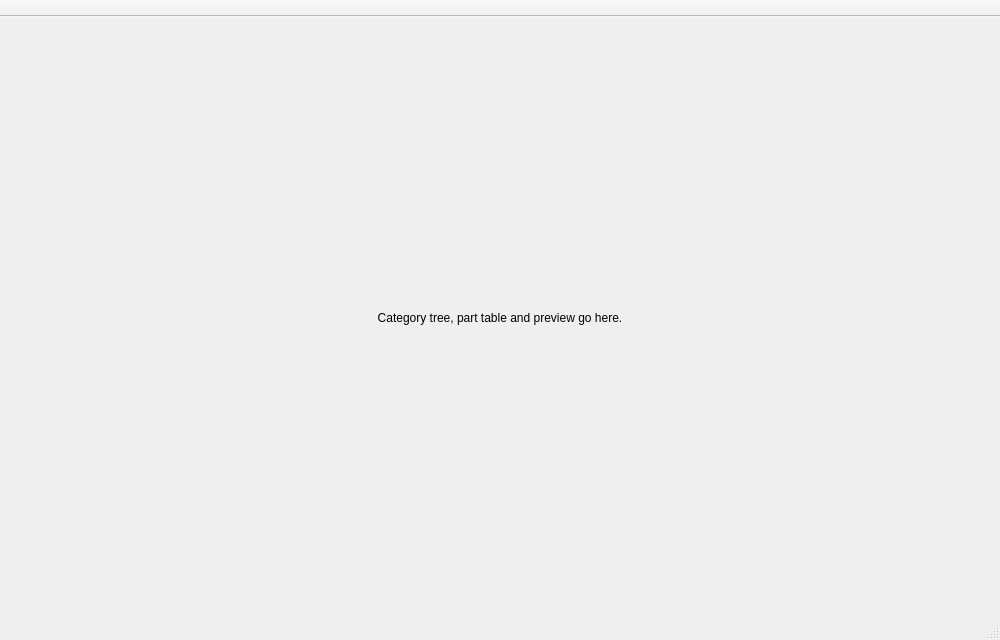
Before: the Qt Designer form examples/PartManagerApp/src/ui/PartManager_MainWindow.ui in KROIA/PartManager, drawn with Qt 5.
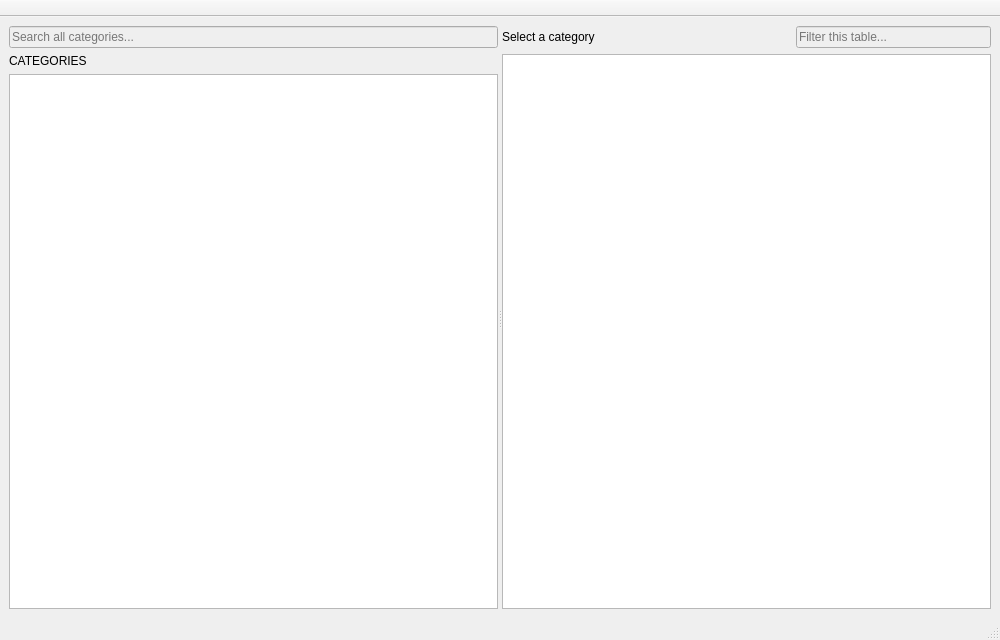
After: the same form once the commit is applied.

Commit message: fill the main window with the category tree and part table

Patch:
```diff
--- a/examples/PartManagerApp/src/ui/PartManager_MainWindow.ui
+++ b/examples/PartManagerApp/src/ui/PartManager_MainWindow.ui
@@ -14,15 +14,150 @@
    <string>PartManager</string>
   </property>
   <widget class="QWidget" name="centralWidget">
-   <layout class="QVBoxLayout" name="centralLayout">
+   <layout class="QHBoxLayout" name="centralLayout">
     <item>
-     <widget class="QLabel" name="placeholderLabel">
-      <property name="text">
-       <string>Category tree, part table and preview go here.</string>
+     <widget class="QSplitter" name="bodySplitter">
+      <property name="orientation">
+       <enum>Qt::Horizontal</enum>
       </property>
-      <property name="alignment">
-       <set>Qt::AlignCenter</set>
-      </property>
+      <widget class="QWidget" name="categoryPanel">
+       <layout class="QVBoxLayout" name="categoryLayout">
+        <property name="leftMargin">
+         <number>0</number>
+        </property>
+        <property name="topMargin">
+         <number>0</number>
+        </property>
+        <property name="rightMargin">
+         <number>0</number>
+        </property>
+        <property name="bottomMargin">
+         <number>0</number>
+        </property>
+        <item>
+         <widget class="QLineEdit" name="treeFilterEdit">
+          <property name="enabled">
+           <bool>false</bool>
+          </property>
+          <property name="placeholderText">
+           <string>Search all categories...</string>
+          </property>
+          <property name="toolTip">
+           <string>Cross-category search is not available yet.</string>
+          </property>
+          <property name="clearButtonEnabled">
+           <bool>true</bool>
+          </property>
+         </widget>
+        </item>
+        <item>
+         <widget class="QLabel" name="categoriesLabel">
+          <property name="text">
+           <string>CATEGORIES</string>
+          </property>
+         </widget>
+        </item>
+        <item>
+         <widget class="QTreeWidget" name="categoryTree">
+          <property name="headerHidden">
+           <bool>true</bool>
+          </property>
+          <property name="uniformRowHeights">
+           <bool>true</bool>
+          </property>
+          <column>
+           <property name="text">
+            <string notr="true">Category</string>
+           </property>
+          </column>
+         </widget>
+        </item>
+       </layout>
+      </widget>
+      <widget class="QWidget" name="partsPanel">
+       <layout class="QVBoxLayout" name="partsLayout">
+        <property name="leftMargin">
+         <number>0</number>
+        </property>
+        <property name="topMargin">
+         <number>0</number>
+        </property>
+        <property name="rightMargin">
+         <number>0</number>
+        </property>
+        <property name="bottomMargin">
+         <number>0</number>
+        </property>
+        <item>
+         <layout class="QHBoxLayout" name="partsHeaderLayout">
+          <item>
+           <widget class="QLabel" name="partsHeaderLabel">
+            <property name="text">
+             <string>Select a category</string>
+            </property>
+           </widget>
+          </item>
+          <item>
+           <spacer name="partsHeaderSpacer">
+            <property name="orientation">
+             <enum>Qt::Horizontal</enum>
+            </property>
+            <property name="sizeHint" stdset="0">
+             <size>
+              <width>40</width>
+              <height>20</height>
+             </size>
+            </property>
+           </spacer>
+          </item>
+          <item>
+           <widget class="QLineEdit" name="tableFilterEdit">
+            <property name="enabled">
+             <bool>false</bool>
+            </property>
+            <property name="maximumSize">
+             <size>
+              <width>200</width>
+              <height>16777215</height>
+             </size>
+            </property>
+            <property name="placeholderText">
+             <string>Filter this table...</string>
+            </property>
+            <property name="toolTip">
+             <string>Table filtering is not available yet.</string>
+            </property>
+            <property name="clearButtonEnabled">
+             <bool>true</bool>
+            </property>
+           </widget>
+          </item>
+         </layout>
+        </item>
+        <item>
+         <widget class="QTableWidget" name="partTable">
+          <property name="alternatingRowColors">
+           <bool>true</bool>
+          </property>
+          <property name="editTriggers">
+           <set>QAbstractItemView::NoEditTriggers</set>
+          </property>
+          <property name="selectionBehavior">
+           <enum>QAbstractItemView::SelectRows</enum>
+          </property>
+          <property name="selectionMode">
+           <enum>QAbstractItemView::SingleSelection</enum>
+          </property>
+          <property name="wordWrap">
+           <bool>false</bool>
+          </property>
+          <attribute name="verticalHeaderVisible">
+           <bool>false</bool>
+          </attribute>
+         </widget>
+        </item>
+       </layout>
+      </widget>
      </widget>
     </item>
    </layout>
```
The commit also changes 9 other files.
